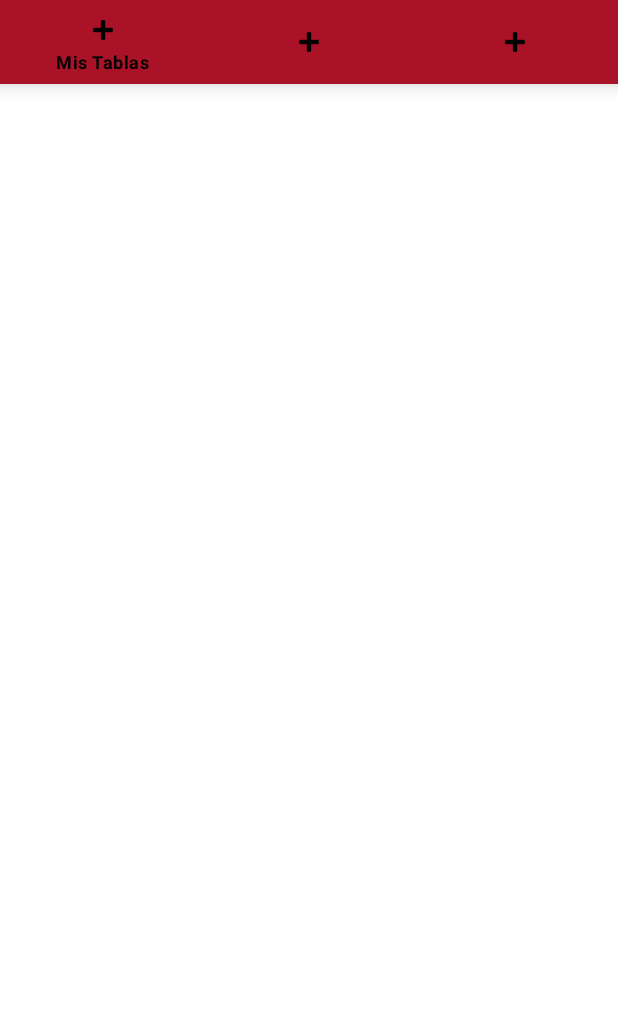
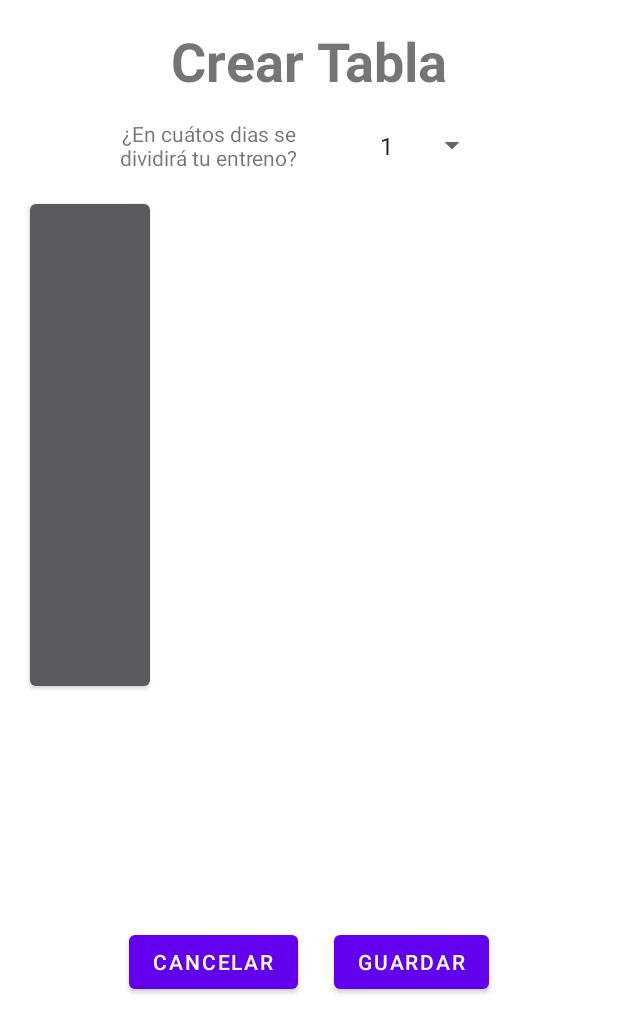
Before and after one commit to ChemiQi/TFGPruebaConexion, an Android app: the screen it shows after launch (TablasMenu before the commit, CrearTablaActivity after it), on a phone screen of 412 x 824 dp. Shown: the top 1033 px of the screen. Run offline under Robolectric (Android 15) with nearby library versions, the phone set to English and light mode, and no system bars.

Commit message:
Sesion 6 - 03/05/2021 Creo visual Crear Tabla.java - Añado la funcionalidad dependiendo de dias de trabajo a la semana, se cree un layout de esa semana - Creo las clases de Ejercicio y Musculo para en un futuro poder añadir nuevos.
*Tengo que crear la clase de Tabla.java, donde guardare un arrayList de ejercicios, y el boton para añdir mas.

```diff
--- /dev/null
+++ b/app/src/main/java/com/example/tfg2/CrearTablaActivity.java
@@ -0,0 +1,75 @@
+package com.example.tfg2;
+
+import androidx.annotation.RequiresApi;
+import androidx.appcompat.app.AppCompatActivity;
+
+import android.os.Build;
+import android.os.Bundle;
+import android.view.View;
+import android.widget.AdapterView;
+import android.widget.Button;
+import android.widget.HorizontalScrollView;
+import android.widget.LinearLayout;
+import android.widget.Spinner;
+
+import java.util.ArrayList;
+import java.util.List;
+
+public class CrearTablaActivity extends AppCompatActivity {
+    LinearLayout ly_contenedorFilas_crearTabla;
+    Spinner sp_diasEntreno_crearTabla;
+    List<LinearLayout> listaDeFilas = new ArrayList<LinearLayout>();
+
+    @RequiresApi(api = Build.VERSION_CODES.N)
+    @Override
+    protected void onCreate(Bundle savedInstanceState) {
+        super.onCreate(savedInstanceState);
+        setContentView(R.layout.activity_crear_tabla);
+
+        ly_contenedorFilas_crearTabla = findViewById(R.id.ly_contenedorFilas_crearTabla);
+        sp_diasEntreno_crearTabla = findViewById(R.id.sp_diasEntreno_crearTabla);
+
+       // putColumnsNumber(2,ly_contenedorFilas_crearTabla);
+
+        listaDeFilas.forEach(a -> System.out.println("veces"));
+
+        sp_diasEntreno_crearTabla.setOnItemSelectedListener(new AdapterView.OnItemSelectedListener() {
+            @Override
+            public void onItemSelected(AdapterView<?> parent, View view, int position, long id) {
+                int numero = position+1;
+              putColumnsNumber((numero));
+            }
+            @Override
+            public void onNothingSelected(AdapterView<?> parent) {
+            }
+        });
+
+    }
+
+    private void putColumnsNumber(int numeroFilas){
+        ly_contenedorFilas_crearTabla.removeAllViewsInLayout();
+        for(int i = 0; i<numeroFilas; i++){
+            HorizontalScrollView sch = new HorizontalScrollView(getApplicationContext());
+                LinearLayout ly = new LinearLayout(getApplicationContext());
+                ly.setOrientation(LinearLayout.HORIZONTAL);
+                listaDeFilas.add(ly);
+                Button btn = new Button(getApplicationContext());
+                btn.setHeight(500);
+                ly.addView(btn);
+                sch.addView(ly);
+
+            System.out.println(sch.getRight());
+
+            this.ly_contenedorFilas_crearTabla.addView(sch);
+        }
+    }
+}
+
+/*
+                android:layout_width="wrap_content"
+                android:layout_height="match_parent">
+                <LinearLayout
+                    android:layout_width="wrap_content"
+                    android:layout_height="match_parent"
+                    android:orientation="horizontal">
+ */
--- /dev/null
+++ b/app/src/main/java/com/example/tfg2/tablas/clases/Tabla.java
@@ -0,0 +1,4 @@
+package com.example.tfg2.tablas.clases;
+
+public class Tabla {
+}
--- /dev/null
+++ b/app/src/main/res/layout/activity_crear_tabla.xml
@@ -0,0 +1,247 @@
+<?xml version="1.0" encoding="utf-8"?>
+<androidx.constraintlayout.widget.ConstraintLayout xmlns:android="http://schemas.android.com/apk/res/android"
+    xmlns:app="http://schemas.android.com/apk/res-auto"
+    xmlns:tools="http://schemas.android.com/tools"
+    android:layout_width="match_parent"
+    android:layout_height="match_parent"
+    tools:context=".CrearTablaActivity">
+
+    <TextView
+        android:id="@+id/txt_titulo_crearTabla"
+        android:layout_width="wrap_content"
+        android:layout_height="wrap_content"
+        android:layout_marginTop="16dp"
+        android:text="Crear Tabla"
+        android:textSize="36sp"
+        android:textStyle="bold"
+        app:layout_constraintEnd_toEndOf="parent"
+        app:layout_constraintStart_toStartOf="parent"
+        app:layout_constraintTop_toTopOf="parent" />
+
+    <TextView
+        android:id="@+id/textView2"
+        android:layout_width="141dp"
+        android:layout_height="49dp"
+        android:layout_marginStart="68dp"
+        android:layout_marginLeft="68dp"
+        android:layout_marginTop="8dp"
+        android:gravity="center"
+        android:text="¿En cuátos dias se dividirá tu entreno?"
+        app:layout_constraintStart_toStartOf="parent"
+        app:layout_constraintTop_toBottomOf="@+id/txt_titulo_crearTabla" />
+
+    <!-- TODO EL SCROLL, DENTRO TODO LOS BOTONES -->
+    <Spinner
+        android:id="@+id/sp_diasEntreno_crearTabla"
+        android:layout_width="80dp"
+        android:layout_height="39dp"
+        android:layout_marginStart="36dp"
+        android:layout_marginLeft="36dp"
+        android:entries="@array/diasGimnasio"
+        android:scrollbarSize="10dp"
+        app:layout_constraintBottom_toBottomOf="@+id/textView2"
+        app:layout_constraintStart_toEndOf="@+id/textView2"
+        app:layout_constraintTop_toTopOf="@+id/textView2"
+        app:layout_constraintVertical_bias="0.47" />
+
+    <ScrollView
+        android:id="@+id/scrollView2"
+        android:layout_width="380dp"
+        android:layout_height="459dp"
+        android:layout_marginTop="8dp"
+        app:layout_constraintEnd_toEndOf="parent"
+        app:layout_constraintStart_toStartOf="parent"
+        app:layout_constraintTop_toBottomOf="@+id/textView2">
+
+        <LinearLayout
+            android:id="@+id/ly_contenedorFilas_crearTabla"
+            android:layout_width="match_parent"
+            android:layout_height="wrap_content"
+            android:orientation="vertical">
+            <!--
+            <HorizontalScrollView
+                android:layout_width="wrap_content"
+                android:layout_height="match_parent">
+                <LinearLayout
+                    android:layout_width="wrap_content"
+                    android:layout_height="match_parent"
+                    android:orientation="horizontal">
+                    <Button
+                        android:layout_width="wrap_content"
+                        android:layout_height="100dp"
+                        android:text="1"
+                        />
+                    <Button
+                        android:layout_width="wrap_content"
+                        android:layout_height="100dp"
+                        android:text="1"
+                        android:layout_marginRight="5dp"/>
+                    <Button
+                        android:layout_width="wrap_content"
+                        android:layout_height="100dp"
+                        android:text="1"
+                        android:layout_marginRight="5dp"/>
+                    <Button
+                        android:layout_width="wrap_content"
+                        android:layout_height="100dp"
+                        android:text="1"
+                        android:layout_marginRight="5dp"/>
+                    <Button
+                        android:layout_width="wrap_content"
+                        android:layout_height="100dp"
+                        android:text="1"
+                        android:layout_marginRight="5dp"/>
+                    <Button
+                        android:layout_width="wrap_content"
+                        android:layout_height="100dp"
+                        android:text="1"
+                        android:layout_marginRight="5dp"/>
+
+
+                </LinearLayout>
+
+            </HorizontalScrollView>
+             FILA 2
+            <HorizontalScrollView
+                android:layout_width="wrap_content"
+                android:layout_height="match_parent">
+                <LinearLayout
+                    android:layout_width="wrap_content"
+                    android:layout_height="wrap_content"
+                    android:orientation="horizontal">
+                    <Button
+                        android:layout_width="wrap_content"
+                        android:layout_height="100dp"
+                        android:text="1"
+                        android:layout_marginRight="5dp"/>
+                    <Button
+                        android:layout_width="wrap_content"
+                        android:layout_height="100dp"
+                        android:text="1"
+                        android:layout_marginRight="5dp"/>
+                    <Button
+                        android:layout_width="wrap_content"
+                        android:layout_height="100dp"
+                        android:text="1"
+                        android:layout_marginRight="5dp"/>
+
+                </LinearLayout>
+
+            </HorizontalScrollView>
+             FILA 3
+            <HorizontalScrollView
+                android:layout_width="wrap_content"
+                android:layout_height="match_parent">
+                <LinearLayout
+                    android:layout_width="wrap_content"
+                    android:layout_height="wrap_content"
+                    android:orientation="horizontal">
+                    <Button
+                        android:layout_width="wrap_content"
+                        android:layout_height="100dp"
+                        android:text="1" />
+
+
+                </LinearLayout>
+
+
+            </HorizontalScrollView>
+             FILA 4
+            <HorizontalScrollView
+                android:layout_width="wrap_content"
+                android:layout_height="match_parent">
+                <LinearLayout
+                    android:layout_width="wrap_content"
+                    android:layout_height="wrap_content"
+                    android:orientation="horizontal">
+
+                    <Button
+                        android:layout_width="wrap_content"
+                        android:layout_height="100dp"
+                        android:text="1" />
+                </LinearLayout>
+
+
+            </HorizontalScrollView>
+
+            <HorizontalScrollView
+                android:layout_width="wrap_content"
+                android:layout_height="match_parent"
+                android:visibility="invisible">
+                <LinearLayout
+                    android:layout_width="wrap_content"
+                    android:layout_height="wrap_content"
+                    android:orientation="horizontal">
+
+                    <Button
+                        android:layout_width="wrap_content"
+                        android:layout_height="100dp"
+                        android:text="1" />
+                </LinearLayout>
+
+
+            </HorizontalScrollView>
+
+            <HorizontalScrollView
+                android:visibility="invisible"
+                android:layout_width="wrap_content"
+                android:layout_height="match_parent">
+                <LinearLayout
+                    android:layout_width="wrap_content"
+                    android:layout_height="wrap_content"
+                    android:orientation="horizontal">
+
+                    <Button
+                        android:layout_width="wrap_content"
+                        android:layout_height="100dp"
+                        android:text="1" />
+                </LinearLayout>
+
+
+            </HorizontalScrollView>
+
+
+
+            <HorizontalScrollView
+
+                android:layout_width="wrap_content"
+                android:layout_height="match_parent">
+                <LinearLayout
+                    android:layout_width="wrap_content"
+                    android:layout_height="wrap_content"
+                    android:orientation="horizontal">
+
+                    <Button
+                        android:layout_width="wrap_content"
+                        android:layout_height="100dp"
+                        android:text="1" />
+                </LinearLayout>
+
+
+            </HorizontalScrollView>
+            -->
+        </LinearLayout>
+    </ScrollView>
+
+    <Button
+        android:id="@+id/btn_guardar_crearTabla"
+        android:layout_width="wrap_content"
+        android:layout_height="wrap_content"
+        android:layout_marginTop="28dp"
+        android:layout_marginEnd="70dp"
+        android:layout_marginRight="70dp"
+        android:text="Guardar"
+        app:layout_constraintEnd_toEndOf="@+id/scrollView2"
+        app:layout_constraintTop_toBottomOf="@+id/scrollView2" />
+
+    <Button
+        android:id="@+id/btn_cancerlar_CrearTabla"
+        android:layout_width="wrap_content"
+        android:layout_height="wrap_content"
+        android:layout_marginStart="70dp"
+        android:layout_marginLeft="70dp"
+        android:layout_marginTop="28dp"
+        android:text="Cancelar"
+        app:layout_constraintStart_toStartOf="@+id/scrollView2"
+        app:layout_constraintTop_toBottomOf="@+id/scrollView2" />
+</androidx.constraintlayout.widget.ConstraintLayout>
--- a/app/src/main/res/values/strings.xml
+++ b/app/src/main/res/values/strings.xml
@@ -13,4 +13,15 @@
     <!-- TODO: Remove or change this placeholder text -->
     <string name="hello_blank_fragment">Hello blank fragment</string>
     <string name="nombre_tabla">Nombre tabla</string>
+    <string name="anadir">+</string>
+
+    <string-array name="diasGimnasio">
+        <item>1</item>
+        <item>2</item>
+        <item>3</item>
+        <item>4</item>
+        <item>5</item>
+        <item>6</item>
+        <item>7</item>
+    </string-array>
 </resources>
```
Also changed, not shown: app/src/main/AndroidManifest.xml (+8 -7 lines), app/src/main/java/com/example/tfg2/ejercicios/clases/Ejercicio.java (added, +58 -0 lines), app/src/main/java/com/example/tfg2/ejercicios/controladores/EjercicioController.java (added, +38 -0 lines), app/src/main/java/com/example/tfg2/ejercicios/modelos/EjercicioDB.java (added, +43 -0 lines), app/src/main/java/com/example/tfg2/ejercicios/tareas/TaskNewEjercicio.java (added, +20 -0 lines), app/src/main/java/com/example/tfg2/musculos/clases/Musculo.java (added, +54 -0 lines), app/src/main/java/com/example/tfg2/musculos/controladores/MusculoController.java (added, +7 -0 lines), app/src/main/java/com/example/tfg2/musculos/modelos/MusculoDB.java (added, +16 -0 lines), app/src/main/res/layout/fragment_first.xml (+11 -0 lines).
